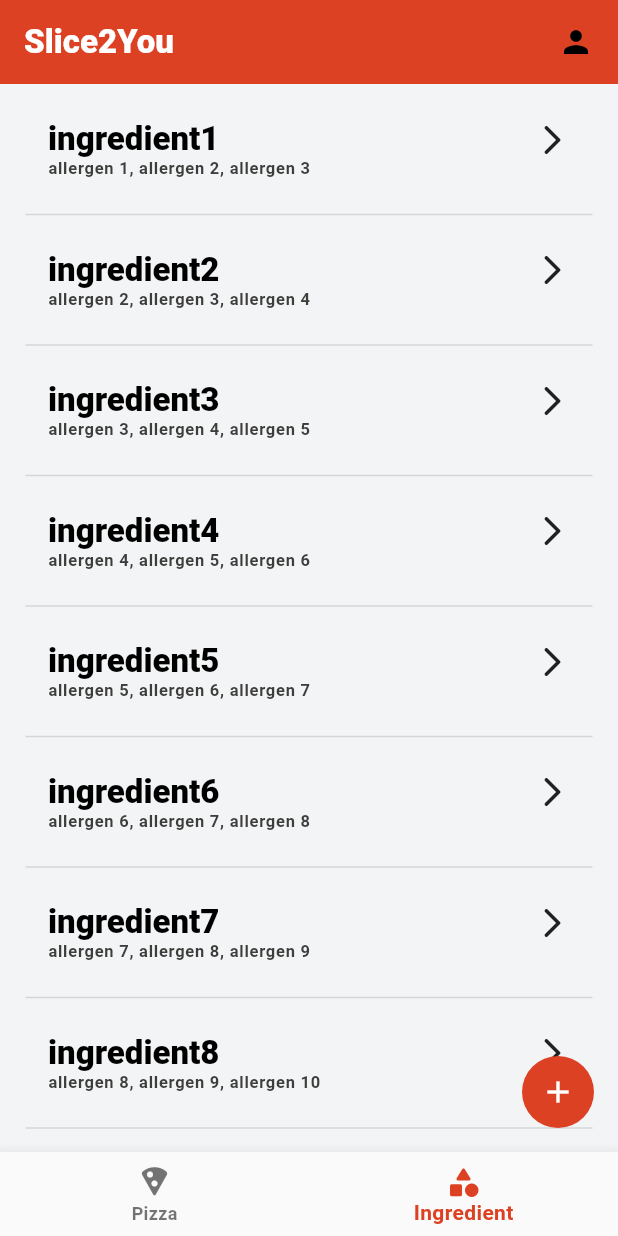
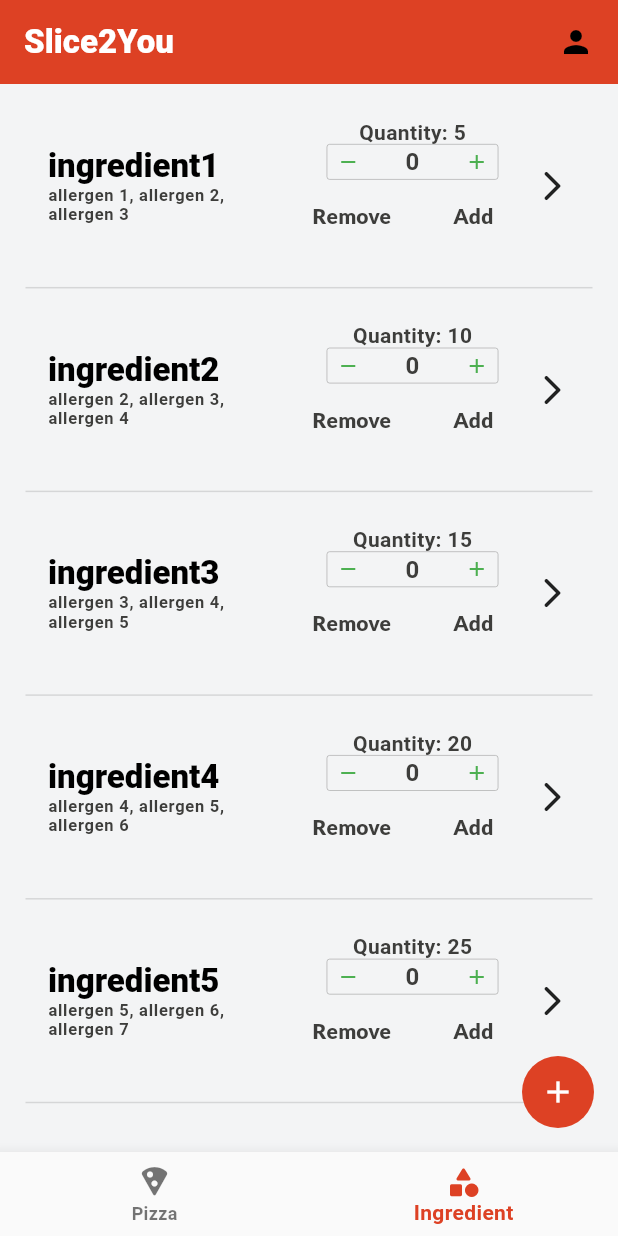
Before and after one commit to Proiect-Colectiv-Pizza-Delivery/pizza_app, a Flutter app: the screen it shows after launch, item 2 of the bottom bar chosen, on a phone screen of 412 x 824 dp. Run offline on Flutter 3.47's test engine with Material 2 defaults, Android fonts, the phone set to English and light mode, and no system bars; drawn by our look-alikes of input_quantity; our stand-ins replace bloc, equatable, flutter_bloc, flutter_svg, google_fonts.

Commit message:
Add quantity changer widget; no styling yet

```diff
--- a/lib/features/admin/home/admin_ingredient_tile.dart
+++ b/lib/features/admin/home/admin_ingredient_tile.dart
@@ -1,11 +1,28 @@
+import 'package:flutter_bloc/flutter_bloc.dart';
 import 'package:pizza_app/common/theme/colors.dart';
 import 'package:pizza_app/data/domain/ingredient.dart';
 import 'package:flutter/material.dart';
+import 'package:pizza_app/features/admin/management/ingredient/ingredient_bloc/ingredient_bloc.dart';
 import 'package:pizza_app/features/admin/management/ingredient/ingredient_screen.dart';
+import 'package:input_quantity/input_quantity.dart';
 
-class IngredientTile extends StatelessWidget {
+class IngredientTile extends StatefulWidget {
   final Ingredient ingredient;
   const IngredientTile({super.key, required this.ingredient});
+
+  @override
+  State<IngredientTile> createState() => _IngredientTileState();
+}
+
+class _IngredientTileState extends State<IngredientTile> {
+  int currentQuantity = 0;
+  late final Ingredient ingredient;
+
+  @override
+  void initState() {
+    super.initState();
+    ingredient = widget.ingredient;
+  }
 
   @override
   Widget build(BuildContext context) {
@@ -37,18 +54,49 @@ class IngredientTile extends StatelessWidget {
                               maxLines: 1,
                             ),
                           ),
-                          const Icon(Icons.arrow_forward_ios_rounded)
                         ],
                       ),
                       _subtitle(context, ingredient.allergensString()),
                     ],
                   ),
-                )
+                ),
+                Expanded(child: _quantityChanger()),
+                const Icon(Icons.arrow_forward_ios_rounded)
               ],
             ),
           ),
         ],
       ),
+    );
+  }
+
+  Widget _quantityChanger() {
+    return Column(
+      children: [
+        Text("Quantity: ${ingredient.quantity}"),
+        InputQty.int(
+          minVal: 0,
+          steps: 1,
+          initVal: 0,
+          onQtyChanged: (val) {
+            currentQuantity = val;
+          },
+        ),
+        Row(
+          children: [
+            Expanded(
+              child: TextButton(
+                  onPressed: () => {_changeQuantity(-currentQuantity)},
+                  child: const Text("Remove")),
+            ),
+            Expanded(
+              child: TextButton(
+                  onPressed: () => {_changeQuantity(currentQuantity)},
+                  child: const Text("Add")),
+            )
+          ],
+        )
+      ],
     );
   }
 
@@ -63,4 +111,12 @@ class IngredientTile extends StatelessWidget {
       maxLines: 3,
     );
   }
+
+  void _changeQuantity(int quantity) {
+    BlocProvider.of<IngredientBloc>(context).add(UpdateIngredient(
+        ingredientId: ingredient.id,
+        name: ingredient.name,
+        allergens: ingredient.allergens,
+        quantity: ingredient.quantity + quantity));
+  }
 }
--- a/lib/features/admin/management/pizza/pizza_form.dart
+++ b/lib/features/admin/management/pizza/pizza_form.dart
@@ -85,7 +85,7 @@ class _PizzaFormState extends State<PizzaForm> {
             padding: const EdgeInsets.symmetric(vertical: 16),
             child: TextInputField(
               controller: _priceController,
-              validator: Validator.validatePrice,
+              validator: Validator.validatePositiveInt,
               labelText: "Price",
               keyboardType: TextInputType.number,
             ),
@@ -141,7 +141,7 @@ class _PizzaFormState extends State<PizzaForm> {
 
   bool _validateForm() {
     return Validator.validateEmpty(_nameController.text) == null &&
-        Validator.validatePrice(_priceController.text) == null &&
+        Validator.validatePositiveInt(_priceController.text) == null &&
         ingredients.isNotEmpty;
   }
 
--- a/pubspec.yaml
+++ b/pubspec.yaml
@@ -44,6 +44,7 @@ dependencies:
   # The following adds the Cupertino Icons font to your application.
   # Use with the CupertinoIcons class for iOS style icons.
   cupertino_icons: ^1.0.2
+  input_quantity: ^2.2.0
 
 dev_dependencies:
   flutter_test:
```
Also changed, not shown: lib/common/validator/validator.dart (+16 -0 lines), lib/features/admin/management/ingredient/ingredient_screen.dart (+11 -35 lines).
